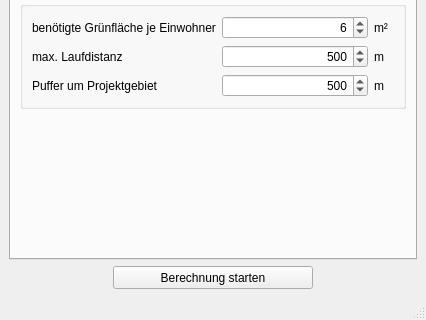
Old version of the form ui/OTP_main_window.ui in the repository GertzGutscheRuemenapp/gruenflaechenbewertung; both pictures show x 0 to 426 and y 179 to 499 of the 426 by 499 pixel window.
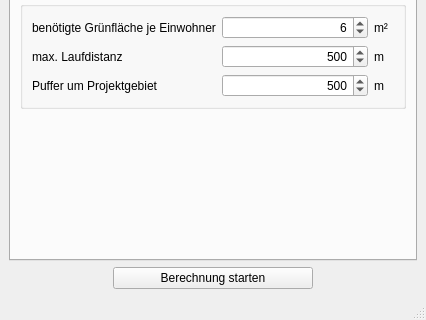
New version of the form.

Patch:
```diff
--- a/ui/OTP_main_window.ui
+++ b/ui/OTP_main_window.ui
@@ -114,7 +114,7 @@
         <property name="minimumSize">
          <size>
           <width>200</width>
-          <height>23</height>
+          <height>0</height>
          </size>
         </property>
         <property name="toolTip">
```
